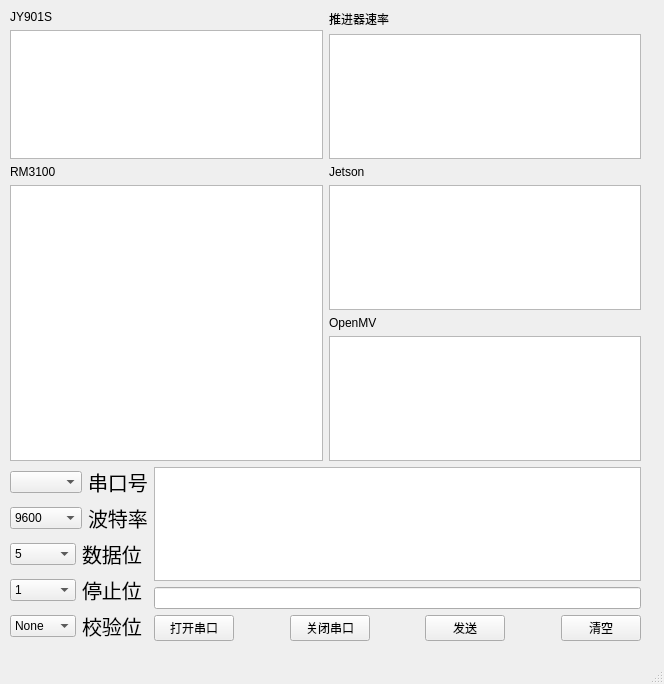
First picture: the form in mainwindow.ui, repository PoisonNF/CrucisIPC, before the edit.
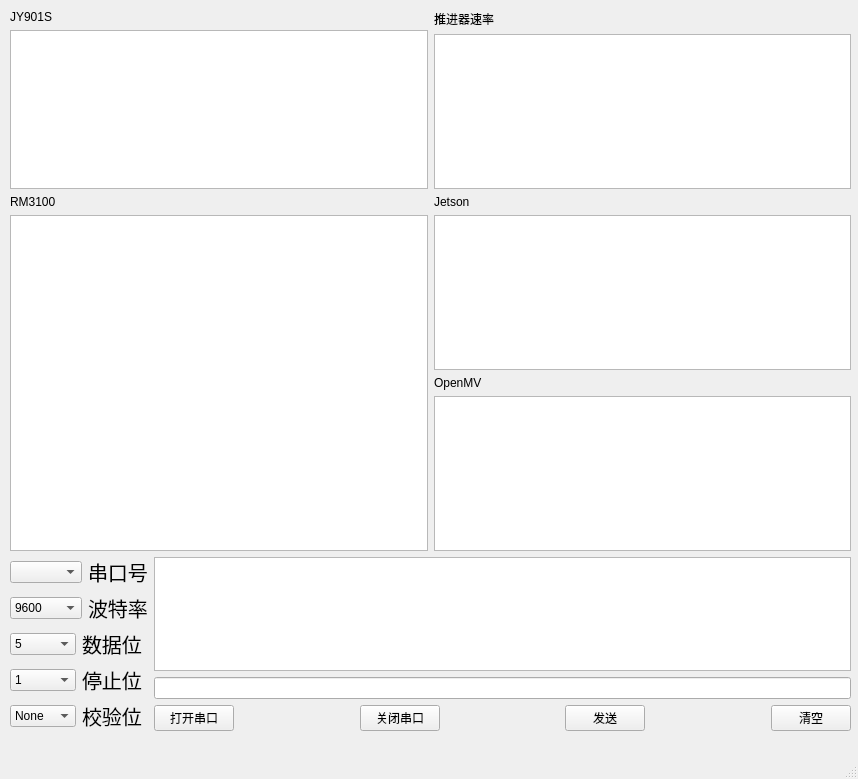
Second picture: the form after the edit.

Diff of the .ui file:
```diff
--- a/mainwindow.ui
+++ b/mainwindow.ui
@@ -6,8 +6,8 @@
    <rect>
     <x>0</x>
     <y>0</y>
-    <width>664</width>
-    <height>684</height>
+    <width>858</width>
+    <height>779</height>
    </rect>
   </property>
   <property name="windowTitle">
@@ -19,8 +19,8 @@
      <rect>
       <x>10</x>
       <y>10</y>
-      <width>631</width>
-      <height>631</height>
+      <width>841</width>
+      <height>721</height>
      </rect>
     </property>
     <layout class="QGridLayout" name="gridLayout_4">
@@ -60,11 +60,7 @@
           </widget>
          </item>
          <item>
-          <widget class="QPlainTextEdit" name="plainTextEdit">
-           <property name="readOnly">
-            <bool>true</bool>
-           </property>
-          </widget>
+          <widget class="QTableView" name="JY901TB"/>
          </item>
         </layout>
        </item>
```
Left out of the diff: 2 changed lines with no effect on the pictures.
